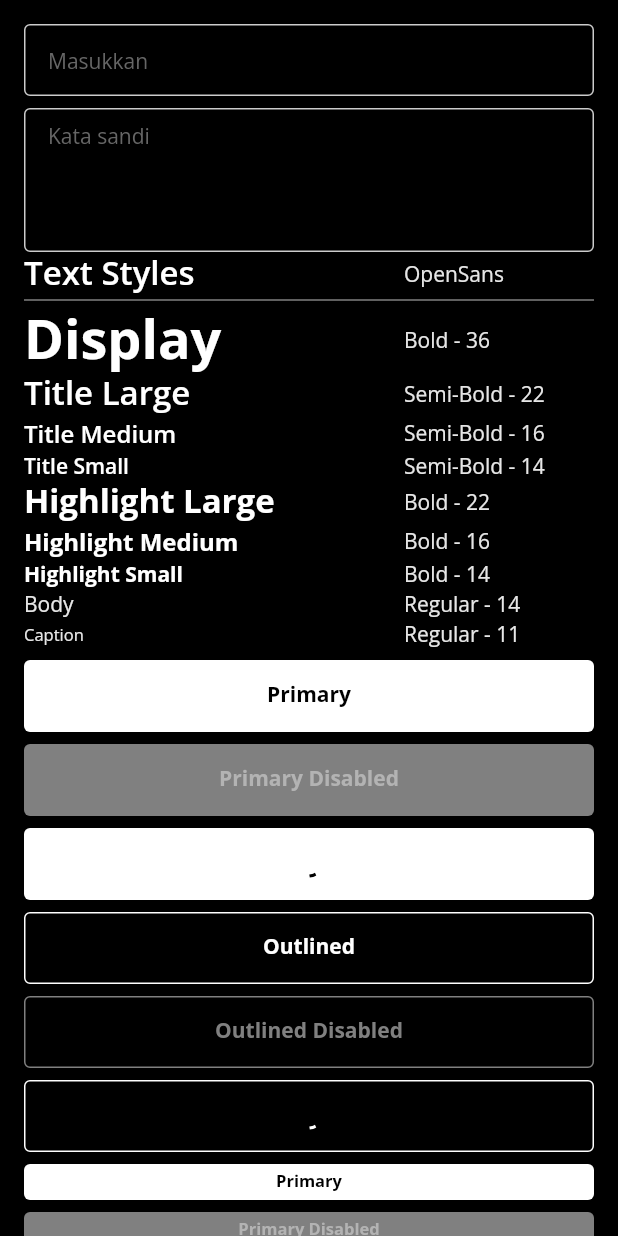
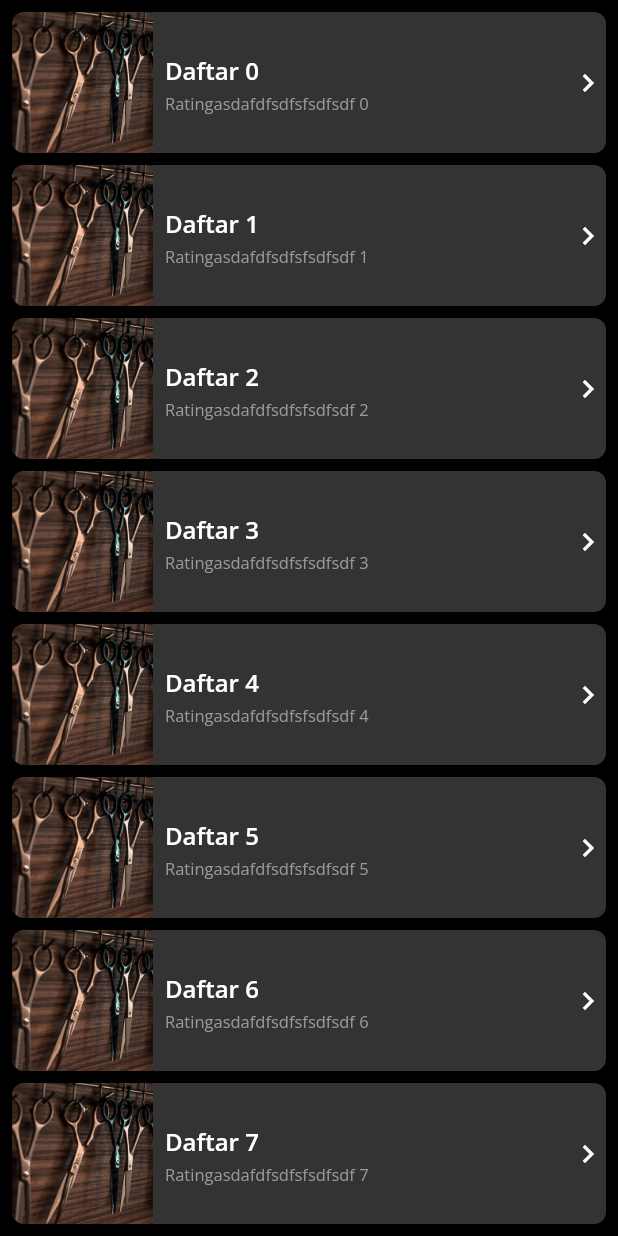
Before and after one commit to kevinkwee/barberia_ui, a Flutter app: the screen it shows after launch, on a phone screen of 412 x 824 dp. Run offline on Flutter 3.47's test engine with Material 2 defaults, Android fonts, the phone set to English and light mode, and no system bars.

Commit message:
feat(barberia_ui): create BarberiaListTile component

```diff
--- a/example/lib/main.dart
+++ b/example/lib/main.dart
@@ -20,7 +20,60 @@ class MyApp extends StatelessWidget {
         backgroundColor: BarberiaColors.background,
         scaffoldBackgroundColor: BarberiaColors.background,
       ),
-      home: const MyHomePage(),
+      home: const ListPage(),
+    );
+  }
+}
+
+class ListPage extends StatelessWidget {
+  const ListPage({super.key});
+
+  @override
+  Widget build(BuildContext context) {
+    return Scaffold(
+      body: ListView(
+        padding: const EdgeInsets.all(8),
+        children: List.generate(
+          10,
+          (index) => Padding(
+            padding: const EdgeInsets.only(bottom: 8),
+            child: BarberiaListTile(
+              onTap: () => print('$index tapped'),
+              padding: EdgeInsets.zero,
+              prefix: ClipRRect(
+                borderRadius: borderRadius.copyWith(
+                  topRight: Radius.zero,
+                  bottomRight: Radius.zero,
+                ),
+                child: Image.asset(
+                  'assets/images/barber.jpg',
+                  height: 94,
+                  width: 94,
+                  fit: BoxFit.cover,
+                ),
+              ),
+              title: BarberiaText.titleMedium('Daftar $index'),
+              subtitle: Row(
+                mainAxisSize: MainAxisSize.min,
+                children: [
+                  // Icon(
+                  //   Icons.star,
+                  //   color: BarberiaColors.maximumYellowRed500,
+                  // ),
+                  BarberiaText.caption(
+                    'Ratingasdafdfsdfsfsdfsdf $index',
+                    emphasis: Emphasis.less,
+                  ),
+                ],
+              ),
+              suffix: Icon(
+                Icons.chevron_right,
+                color: BarberiaColors.neutral0,
+              ),
+            ),
+          ),
+        ),
+      ),
     );
   }
 }
--- a/example/pubspec.yaml
+++ b/example/pubspec.yaml
@@ -63,9 +63,8 @@ flutter:
   uses-material-design: true
 
   # To add assets to your application, add an assets section, like this:
-  # assets:
-  #   - images/a_dot_burr.jpeg
-  #   - images/a_dot_ham.jpeg
+  assets:
+    - assets/images/barber.jpg
 
   # An image asset can refer to one or more resolution-specific "variants", see
   # https://flutter.dev/assets-and-images/#resolution-aware
--- a/lib/barberia_ui.dart
+++ b/lib/barberia_ui.dart
@@ -6,6 +6,9 @@ export 'src/button/button_variant.dart';
 export 'src/button/outlined_button.dart';
 export 'src/button/text_button.dart';
 
+// constants
+export 'src/constants.dart';
+
 // colors
 export 'src/colors.dart';
 
@@ -13,6 +16,9 @@ export 'src/colors.dart';
 export 'src/form/text_form_field.dart';
 export 'src/form/text_form_field_variant.dart';
 
+// list
+export 'src/list/list_tile.dart';
+
 // text
 export 'src/text/emphasis.dart';
 export 'src/text/text.dart';
--- a/lib/src/constants.dart
+++ b/lib/src/constants.dart
@@ -1,3 +1,3 @@
 import 'package:flutter/rendering.dart';
 
-const borderRadius = BorderRadius.all(Radius.circular(4));
+const borderRadius = BorderRadius.all(Radius.circular(8));
--- /dev/null
+++ b/lib/src/list/list_tile.dart
@@ -0,0 +1,80 @@
+import 'package:flutter/material.dart';
+
+import '../colors.dart';
+import '../constants.dart';
+
+class BarberiaListTile extends StatelessWidget {
+  const BarberiaListTile({
+    super.key,
+    required this.title,
+    this.subtitle,
+    this.prefix,
+    this.suffix,
+    this.onTap,
+    this.padding = const EdgeInsets.all(8),
+  });
+
+  final Widget title;
+  final Widget? subtitle;
+  final Widget? prefix;
+  final Widget? suffix;
+  final VoidCallback? onTap;
+  final EdgeInsetsGeometry padding;
+
+  List<Widget> _buildPrefix() => prefix != null
+      ? [
+          prefix!,
+          const SizedBox(width: 8),
+        ]
+      : [];
+
+  List<Widget> _buildSubtitle() => subtitle != null
+      ? [
+          const SizedBox(height: 2),
+          subtitle!,
+        ]
+      : [];
+
+  @override
+  Widget build(BuildContext context) {
+    return Material(
+      color: BarberiaColors.neutral800,
+      borderRadius: borderRadius,
+      child: Container(
+        decoration: const BoxDecoration(
+          border: Border.fromBorderSide(BorderSide.none),
+          borderRadius: borderRadius,
+        ),
+        constraints: const BoxConstraints(
+          minHeight: 48,
+        ),
+        clipBehavior: Clip.hardEdge,
+        child: InkWell(
+          onTap: onTap,
+          highlightColor: BarberiaColors.neutral700,
+          hoverColor: BarberiaColors.neutral900.withOpacity(0.5),
+          splashColor: BarberiaColors.neutral600,
+          borderRadius: borderRadius,
+          child: Padding(
+            padding: padding,
+            child: Row(
+              children: [
+                ..._buildPrefix(),
+                Expanded(
+                  child: Column(
+                    crossAxisAlignment: CrossAxisAlignment.start,
+                    children: [
+                      title,
+                      ..._buildSubtitle(),
+                    ],
+                  ),
+                ),
+                if (suffix != null) suffix!,
+              ],
+            ),
+          ),
+        ),
+      ),
+    );
+  }
+}
--- a/pubspec.yaml
+++ b/pubspec.yaml
@@ -1,6 +1,6 @@
 name: barberia_ui
 description: A flutter design system for mobile platforms used internally in Barberia applications.
-version: 0.4.0
+version: 0.5.0
 
 publish_to: 'none'
 
```
Also changed, not shown: example/assets/images/barber.jpg (added), example/pubspec.lock.
